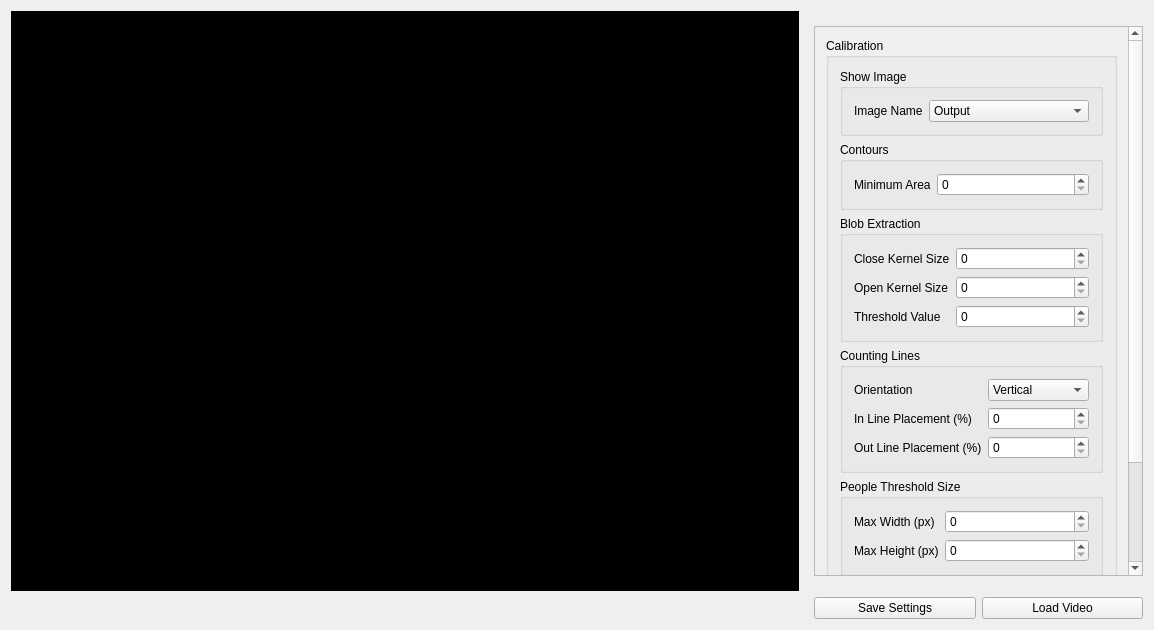
Qt form PeopleCountQT/PeopleCountQT/PeopleCountQT.ui (Jonzy3000/FYP) before a commit.
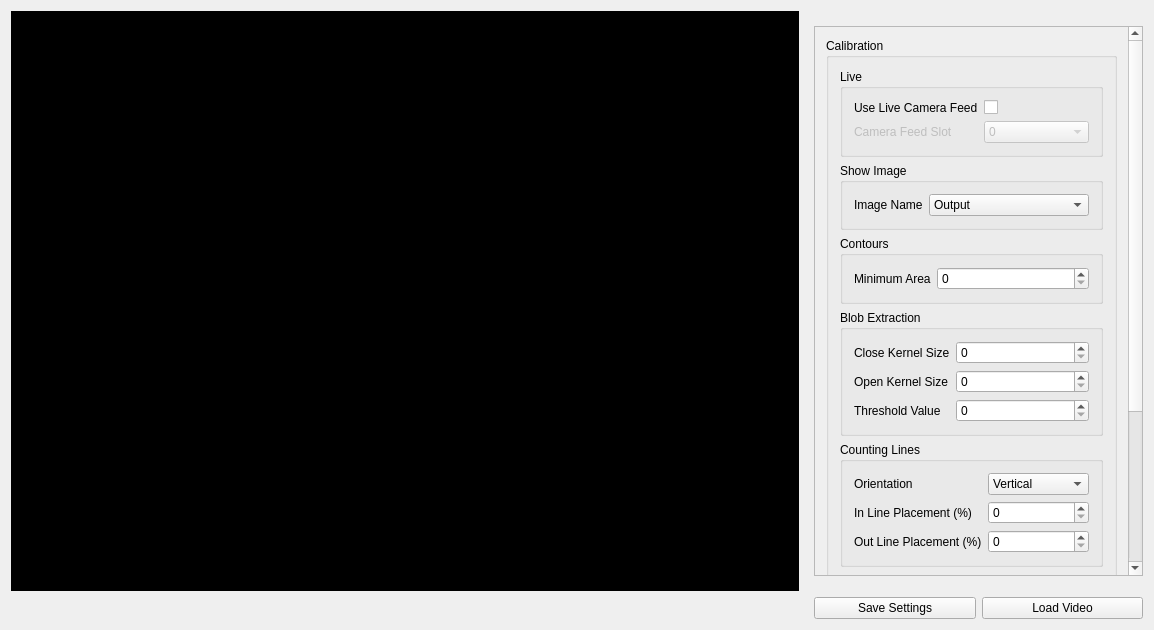
The same form after that commit.

Commit message: live video working in qt!

The edit to the form file:
```diff
--- a/PeopleCountQT/PeopleCountQT/PeopleCountQT.ui
+++ b/PeopleCountQT/PeopleCountQT/PeopleCountQT.ui
@@ -59,7 +59,7 @@
          <x>0</x>
          <y>0</y>
          <width>281</width>
-         <height>621</height>
+         <height>705</height>
         </rect>
        </property>
        <layout class="QVBoxLayout" name="verticalLayout_3">
@@ -69,6 +69,76 @@
            <string>Calibration</string>
           </property>
           <layout class="QVBoxLayout" name="verticalLayout_4">
+           <item>
+            <widget class="QGroupBox" name="groupBox">
+             <property name="title">
+              <string>Live</string>
+             </property>
+             <layout class="QFormLayout" name="formLayout_7">
+              <item row="2" column="0">
+               <widget class="QLabel" name="cameraFeedLabel">
+                <property name="enabled">
+                 <bool>false</bool>
+                </property>
+                <property name="text">
+                 <string>Camera Feed Slot</string>
+                </property>
+               </widget>
+              </item>
+              <item row="2" column="1">
+               <widget class="QComboBox" name="captureNumber">
+                <property name="enabled">
+                 <bool>false</bool>
+                </property>
+                <item>
+                 <property name="text">
+                  <string>0</string>
+                 </property>
+                </item>
+                <item>
+                 <property name="text">
+                  <string>1</string>
+                 </property>
+                </item>
+                <item>
+                 <property name="text">
+                  <string>2</string>
+                 </property>
+                </item>
+                <item>
+                 <property name="text">
+                  <string>3</string>
+                 </property>
+                </item>
+                <item>
+                 <property name="text">
+                  <string>4</string>
+                 </property>
+                </item>
+                <item>
+                 <property name="text">
+                  <string>5</string>
+                 </property>
+                </item>
+               </widget>
+              </item>
+              <item row="1" column="0">
+               <widget class="QLabel" name="label_4">
+                <property name="text">
+                 <string>Use Live Camera Feed</string>
+                </property>
+               </widget>
+              </item>
+              <item row="1" column="1">
+               <widget class="QCheckBox" name="liveCameraFeedCheckBox">
+                <property name="text">
+                 <string/>
+                </property>
+               </widget>
+              </item>
+             </layout>
+            </widget>
+           </item>
            <item>
             <widget class="QGroupBox" name="groupBox_19">
              <property name="title">
```
The commit also changes 6 other files.
